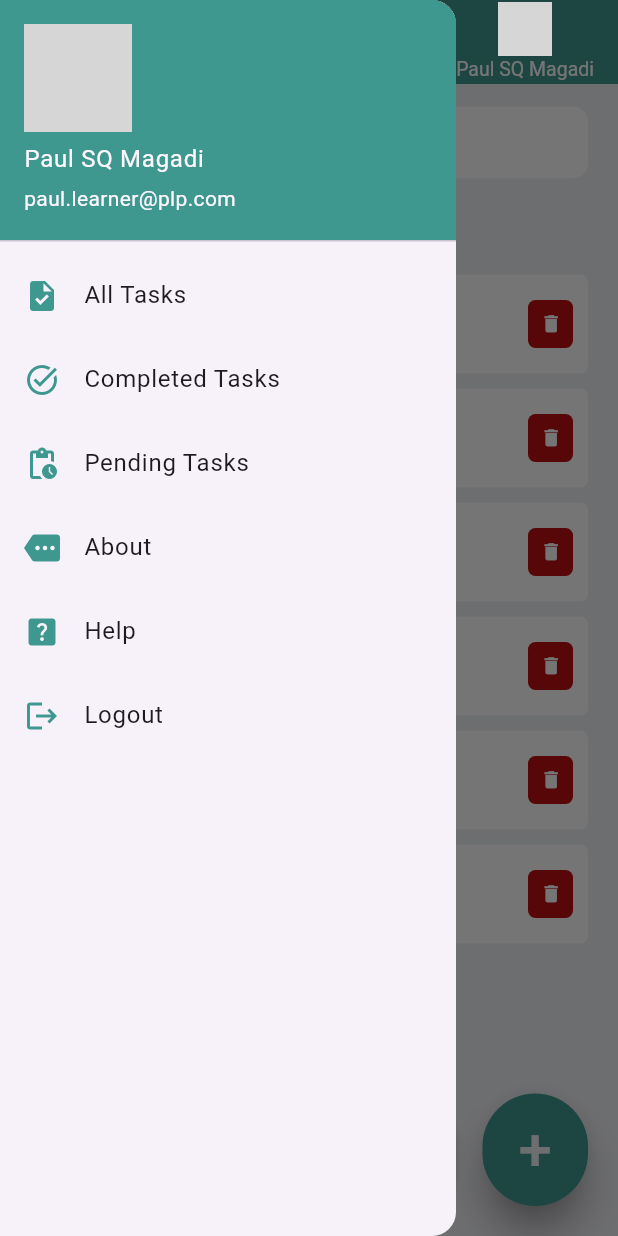
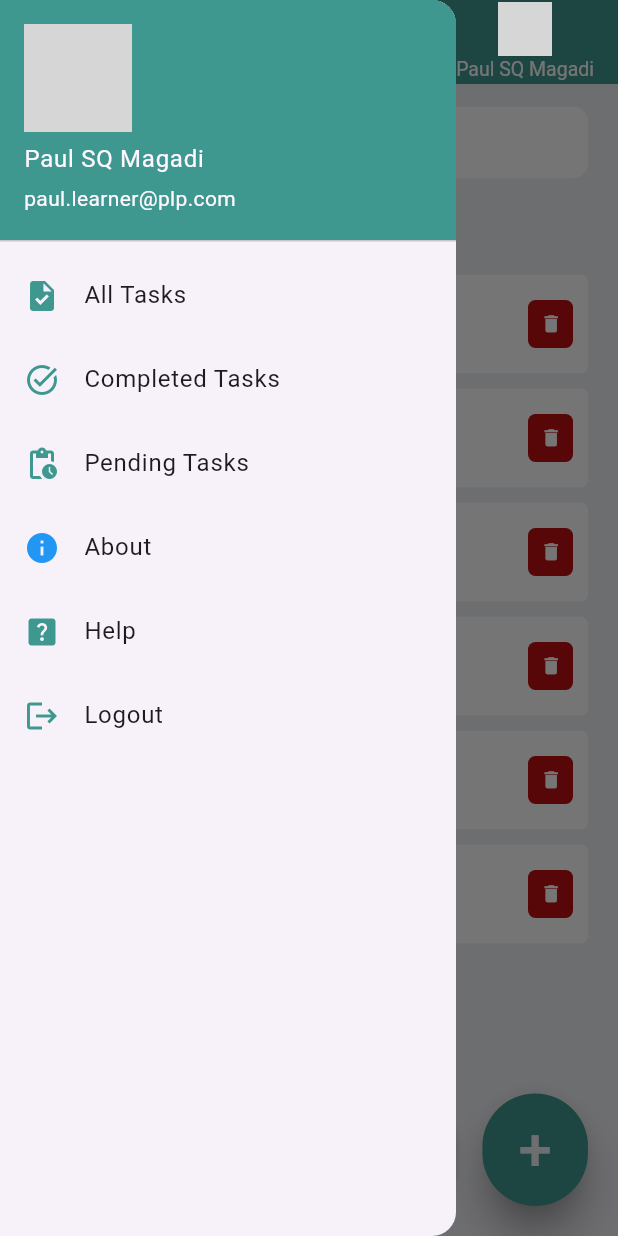
Before and after one commit to paulmagadi/PLP, a Flutter app: the screen it shows after launch, in the side drawer, after a tap on "About", on a phone screen of 412 x 824 dp. Run offline on Flutter 3.47's test engine with Material 3 defaults, Android fonts, the phone set to English and light mode, and no system bars; statements that could not run were skipped; grey boxes are pictures that could not be loaded.

Commit message:
modified:   DART-and FLUTTER-HACKATHON-2/to_do_app/lib/screens/home.dart

```diff
--- a/DART-and FLUTTER-HACKATHON-2/to_do_app/lib/screens/home.dart
+++ b/DART-and FLUTTER-HACKATHON-2/to_do_app/lib/screens/home.dart
@@ -181,13 +181,15 @@ class _HomeState extends State<Home> {
             ListTile(
     title: const Text('About'),
     leading: const Icon(
-                Icons.more,
-                color: colorAppBar,
+        Icons.info,
+        color: Colors.blue,
     ),
     onTap: () {
-                // Handle help action
+        // Navigate to the About page
+        Navigator.pushNamed(context, '/about');
     },
 ),
+
             ListTile(
               title: const Text('Help'),
               leading: const Icon(
```
Lines whose indentation alone changed are shown as unchanged.
